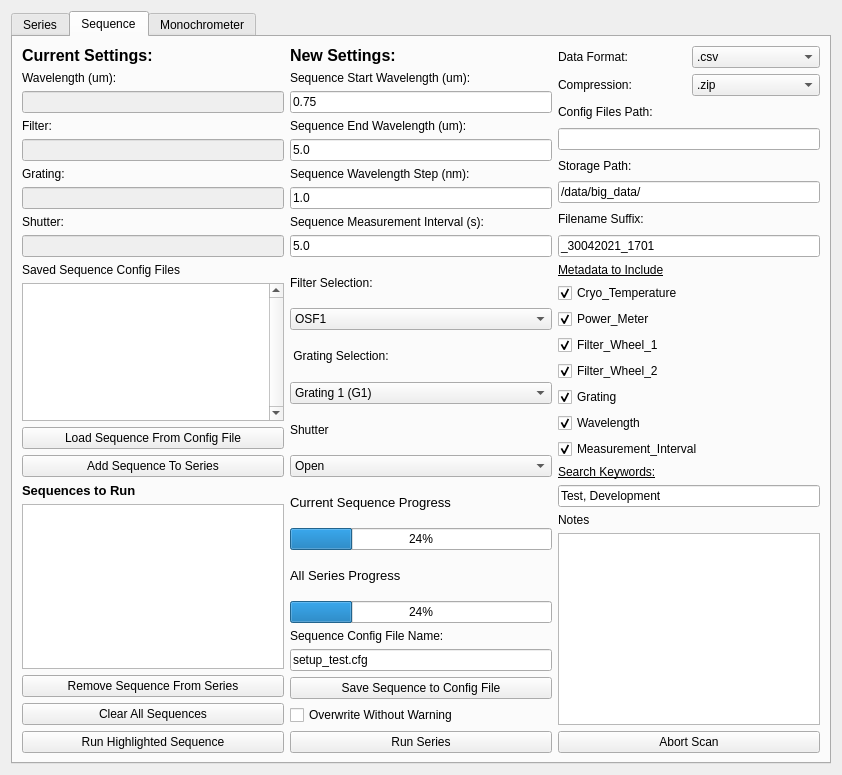
The window that SPHEREx-Calibration-Automation/pylab/pylabcal/pylabcalgui/QTDesigner/scanWindowDialog3.ui (samcondon4/SPHEREx-lab-tools) describes before a commit, drawn with Qt 5.
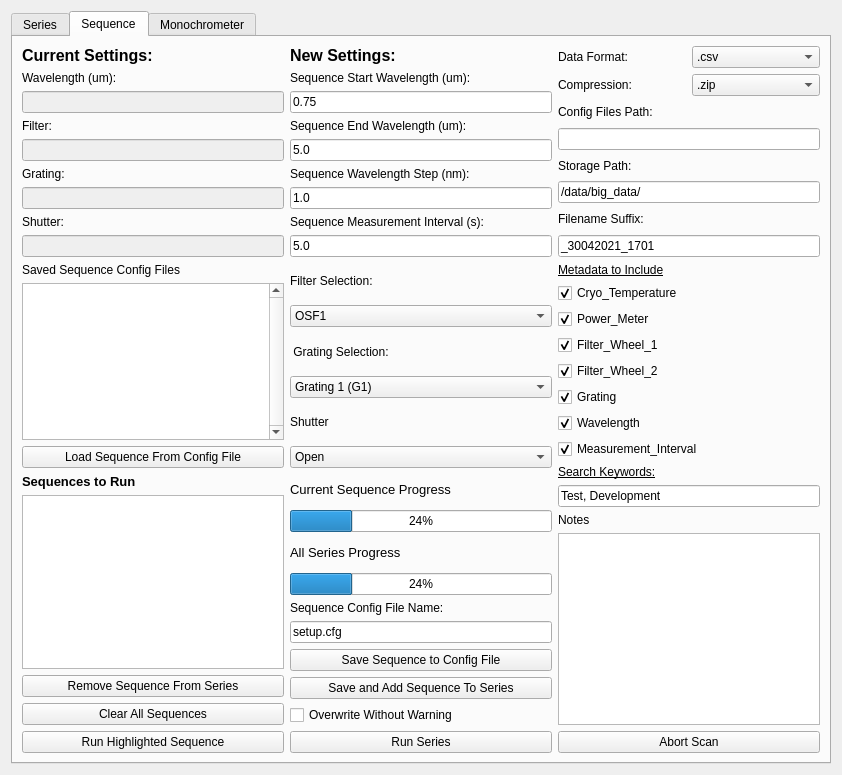
The same window after the commit. The open tabs and pages were chosen to show the change.

Commit message: Added ability to load series

```diff
--- a/SPHEREx-Calibration-Automation/pylab/pylabcal/pylabcalgui/QTDesigner/scanWindowDialog3.ui
+++ b/SPHEREx-Calibration-Automation/pylab/pylabcal/pylabcalgui/QTDesigner/scanWindowDialog3.ui
@@ -14,7 +14,7 @@
    <string>Dialog</string>
   </property>
   <layout class="QGridLayout" name="gridLayout">
-   <item row="1" column="0">
+   <item row="0" column="0">
     <widget class="QTabWidget" name="tabWidget">
      <property name="currentIndex">
       <number>1</number>
@@ -766,19 +766,6 @@
            </property>
           </widget>
          </item>
-         <item>
-          <widget class="QPushButton" name="add_sequence_button_tab2">
-           <property name="sizePolicy">
-            <sizepolicy hsizetype="Minimum" vsizetype="Maximum">
-             <horstretch>0</horstretch>
-             <verstretch>0</verstretch>
-            </sizepolicy>
-           </property>
-           <property name="text">
-            <string>Add Sequence To Series</string>
-           </property>
-          </widget>
-         </item>
         </layout>
        </item>
        <item row="2" column="2" rowspan="4">
@@ -993,7 +980,7 @@
          <item>
           <widget class="QLineEdit" name="sequence_name_ledit_tab2">
            <property name="text">
-            <string>setup_test.cfg</string>
+            <string>setup.cfg</string>
            </property>
            <property name="placeholderText">
             <string/>
@@ -1007,6 +994,19 @@
            </property>
           </widget>
          </item>
+         <item>
+          <widget class="QPushButton" name="add_sequence_button_tab2">
+           <property name="sizePolicy">
+            <sizepolicy hsizetype="Minimum" vsizetype="Maximum">
+             <horstretch>0</horstretch>
+             <verstretch>0</verstretch>
+            </sizepolicy>
+           </property>
+           <property name="text">
+            <string>Save and Add Sequence To Series</string>
+           </property>
+          </widget>
+         </item>
          <item>
           <widget class="QCheckBox" name="overwrite_checkBox_tab2">
            <property name="text">
```
Left out of the diff: 12 changed lines with no effect on the pictures. The commit also changes 7 other files.
